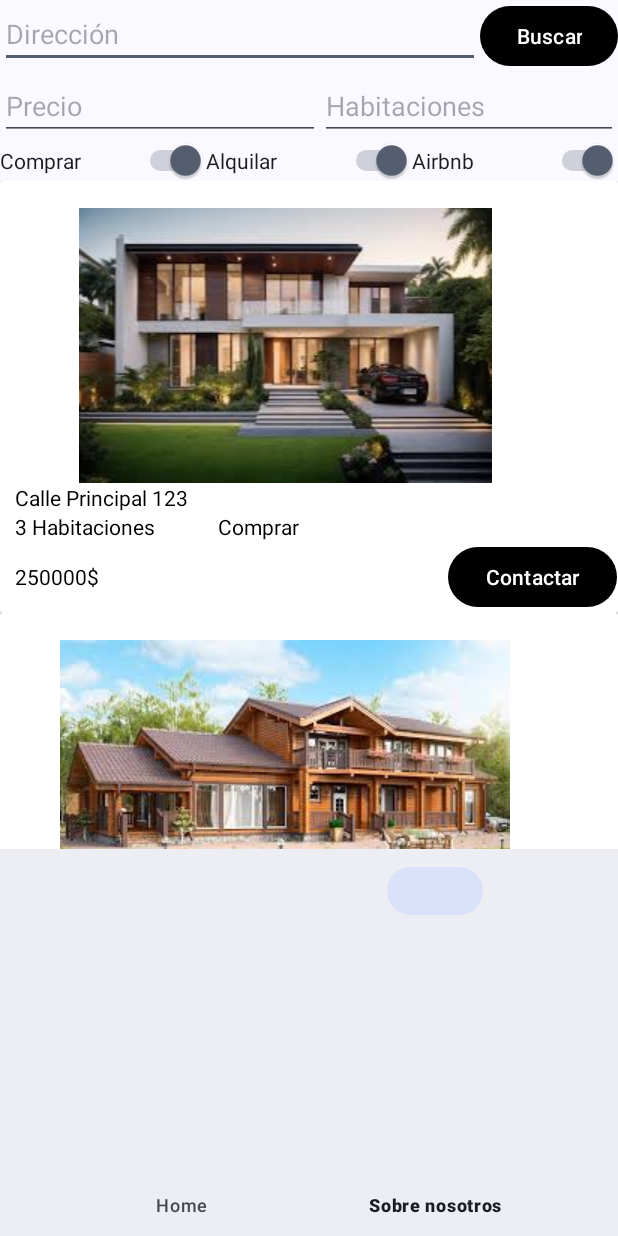
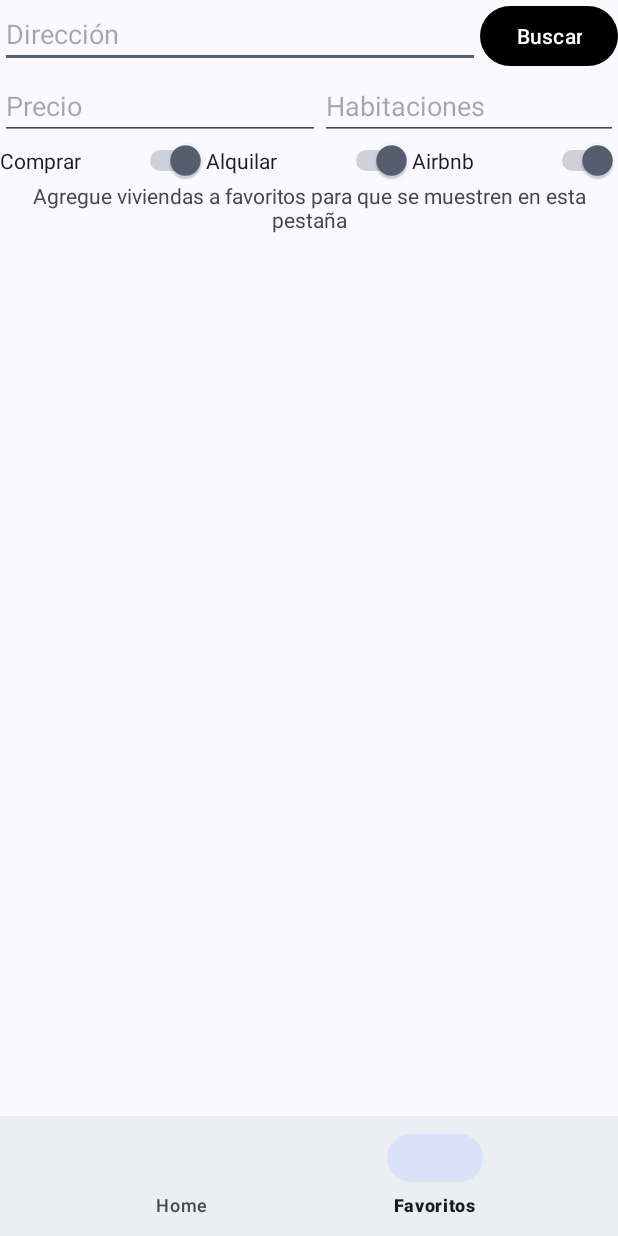
Before and after one commit to XanCort/FinalUnidad3, an Android app: the screen it shows after launch (MainActivity), item 2 of the bottom bar chosen, on a phone screen of 412 x 824 dp. Run offline under Robolectric (Android 15) with nearby library versions, the phone set to English and light mode, and no system bars.

Commit message:
Agregada funcionalidad a la navigationbar

```diff
--- a/app/src/main/java/com/example/finalunidad3/FragmentMasinformacion.java
+++ b/app/src/main/java/com/example/finalunidad3/FragmentFavoritos.java
@@ -10,10 +10,10 @@ import android.view.ViewGroup;
 
 /**
  * A simple {@link Fragment} subclass.
- * Use the {@link FragmentMasinformacion#newInstance} factory method to
+ * Use the {@link FragmentFavoritos#newInstance} factory method to
  * create an instance of this fragment.
  */
-public class FragmentMasinformacion extends Fragment {
+public class FragmentFavoritos extends Fragment {
 
     // TODO: Rename parameter arguments, choose names that match
     // the fragment initialization parameters, e.g. ARG_ITEM_NUMBER
@@ -24,7 +24,7 @@ public class FragmentMasinformacion extends Fragment {
     private String mParam1;
     private String mParam2;
 
-    public FragmentMasinformacion() {
+    public FragmentFavoritos() {
         // Required empty public constructor
     }
 
@@ -37,8 +37,8 @@ public class FragmentMasinformacion extends Fragment {
      * @return A new instance of fragment FragmentMasinformacion.
      */
     // TODO: Rename and change types and number of parameters
-    public static FragmentMasinformacion newInstance(String param1, String param2) {
-        FragmentMasinformacion fragment = new FragmentMasinformacion();
+    public static FragmentFavoritos newInstance(String param1, String param2) {
+        FragmentFavoritos fragment = new FragmentFavoritos();
         Bundle args = new Bundle();
         args.putString(ARG_PARAM1, param1);
         args.putString(ARG_PARAM2, param2);
@@ -59,6 +59,6 @@ public class FragmentMasinformacion extends Fragment {
     public View onCreateView(LayoutInflater inflater, ViewGroup container,
                              Bundle savedInstanceState) {
         // Inflate the layout for this fragment
-        return inflater.inflate(R.layout.fragment_masinformacion, container, false);
+        return inflater.inflate(R.layout.fragment_favoritos, container, false);
     }
 }
--- a/app/src/main/java/com/example/finalunidad3/MainActivity.java
+++ b/app/src/main/java/com/example/finalunidad3/MainActivity.java
@@ -3,7 +3,6 @@ package com.example.finalunidad3;
 import android.os.Bundle;
 import android.util.Log;
 import android.widget.Button;
-import android.widget.EditText;
 import android.widget.Switch;
 import android.widget.TextView;
 import android.widget.Toast;
@@ -13,8 +12,8 @@ import androidx.appcompat.app.AppCompatActivity;
 import androidx.core.graphics.Insets;
 import androidx.core.view.ViewCompat;
 import androidx.core.view.WindowInsetsCompat;
-import androidx.recyclerview.widget.LinearLayoutManager;
-import androidx.recyclerview.widget.RecyclerView;
+
+import com.google.android.material.navigation.NavigationBarView;
 
 import java.util.ArrayList;
 
@@ -60,6 +59,21 @@ public class MainActivity extends AppCompatActivity {
         Switch switchComprar = findViewById(R.id.switchComprar);
         Switch switchAlquilar = findViewById(R.id.switchAlquilar);
         Switch switchAribnb = findViewById(R.id.switchairbnb);
+
+        NavigationBarView m = findViewById(R.id.navigationBar);
+        m.setOnItemSelectedListener(e ->{
+            if(e.getItemId() == R.id.favoritos){
+                getSupportFragmentManager()
+                        .beginTransaction()
+                        .setReorderingAllowed(true)
+                        .replace(R.id.fragmentContainerListaCasas,
+                                FragmentFavoritos.class,null)
+                        .commit();
+            }else{
+                mostrarCasas();
+            }
+            return true;
+        });
 
         Button botonBuscar = findViewById(R.id.button);
         botonBuscar.setOnClickListener(view -> filtrarCasas());
--- a/app/src/main/res/layout/activity_main.xml
+++ b/app/src/main/res/layout/activity_main.xml
@@ -10,9 +10,9 @@
     <LinearLayout
         android:id="@+id/linearLayout"
         android:layout_width="match_parent"
-        android:layout_height="match_parent"
+        android:layout_height="0dp"
         android:orientation="vertical"
-        app:layout_constraintBottom_toBottomOf="parent"
+        app:layout_constraintBottom_toTopOf="@+id/navigationBar"
         app:layout_constraintEnd_toEndOf="parent"
         app:layout_constraintStart_toStartOf="parent"
         app:layout_constraintTop_toTopOf="parent">
@@ -96,15 +96,18 @@
             android:id="@+id/fragmentContainerListaCasas"
             android:name="com.example.finalunidad3.FragmentListaCasa"
             android:layout_width="match_parent"
-            android:layout_height="445dp" />
-
-        <com.google.android.material.bottomnavigation.BottomNavigationView
-            android:id="@+id/navigationBar"
-            android:layout_width="match_parent"
-            android:layout_height="match_parent"
-            android:visibility="visible"
-            app:menu="@menu/menuopciones" />
+            android:layout_height="wrap_content" />
 
     </LinearLayout>
 
+    <com.google.android.material.bottomnavigation.BottomNavigationView
+        android:id="@+id/navigationBar"
+        android:layout_width="match_parent"
+        android:layout_height="wrap_content"
+        android:visibility="visible"
+        app:layout_constraintBottom_toBottomOf="parent"
+        app:layout_constraintEnd_toEndOf="parent"
+        app:layout_constraintStart_toStartOf="parent"
+        app:menu="@menu/menuopciones" />
+
 </androidx.constraintlayout.widget.ConstraintLayout>
--- a/app/src/main/res/layout/fragment_masinformacion.xml
+++ b/app/src/main/res/layout/fragment_favoritos.xml
@@ -3,13 +3,14 @@
     xmlns:tools="http://schemas.android.com/tools"
     android:layout_width="match_parent"
     android:layout_height="match_parent"
-    tools:context=".FragmentMasinformacion">
+    tools:context=".FragmentFavoritos">
 
     <!-- TODO: Update blank fragment layout -->
     <TextView
         android:id="@+id/texto"
         android:layout_width="match_parent"
         android:layout_height="match_parent"
-        android:text="Loren " />
+        android:gravity="center_horizontal"
+        android:text="Agregue viviendas a favoritos para que se muestren en esta pestaña" />
 
 </FrameLayout>
--- a/app/src/main/res/menu/menuopciones.xml
+++ b/app/src/main/res/menu/menuopciones.xml
@@ -1,6 +1,10 @@
 <?xml version="1.0" encoding="utf-8"?>
 <menu xmlns:android="http://schemas.android.com/apk/res/android">
 
-    <item android:title="Home" />
-    <item android:title="Sobre nosotros" />
+    <item
+        android:id="@+id/home"
+        android:title="Home" />
+    <item
+        android:id="@+id/favoritos"
+        android:title="Favoritos" />
 </menu>
```
Also changed, not shown: app/src/main/res/mipmap-xxhdpi/ic_launcher_foreground.webp (added), app/src/main/res/mipmap-xxxhdpi/ic_launcher_foreground.webp (added).
